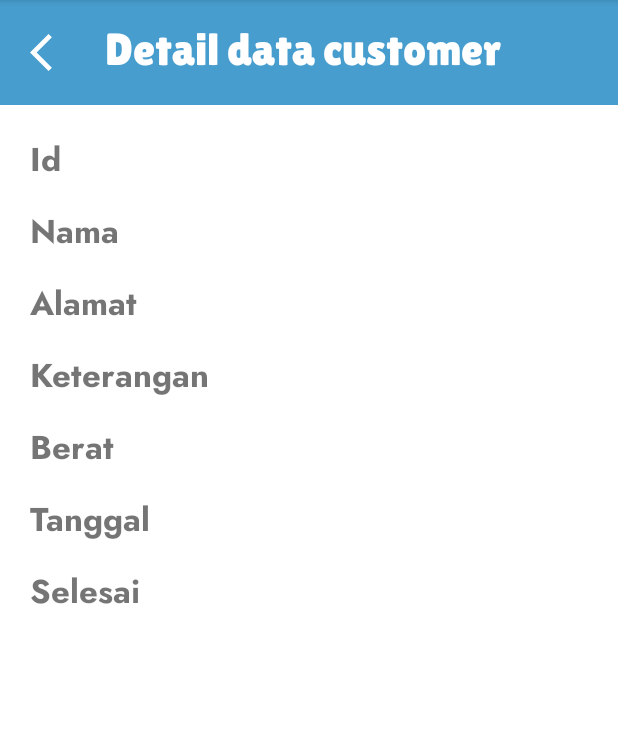
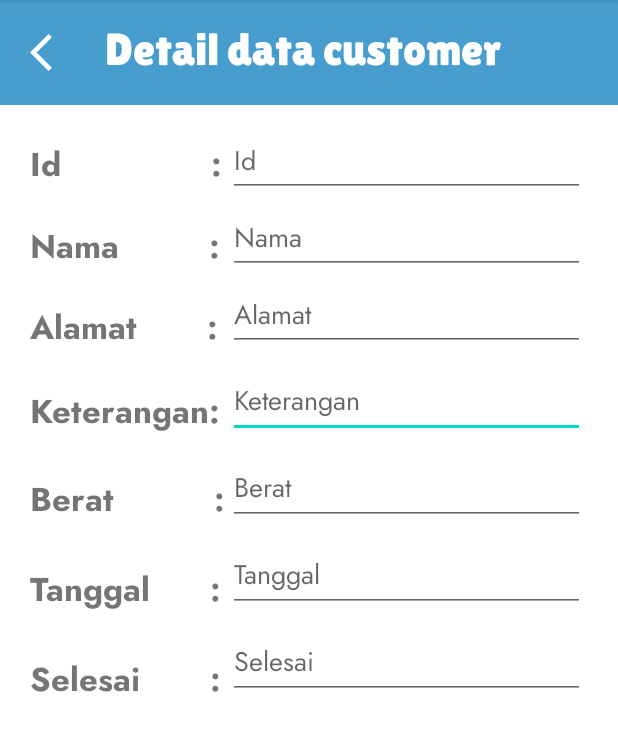
Before and after one commit to pysceseu/PROJEK_KEL5_XIIPPLG3, an Android app: the detailcustomer screen opened directly, with no data from a screen before it, on a phone screen of 412 x 824 dp, the part 84-835 px from its top. Run offline under Robolectric (Android 15) with nearby library versions, the phone set to English and light mode, and no system bars; Roboto replaces fonts that are not available here.

Commit message:
membuat activity detailCust

```diff
--- a/app/src/main/res/layout/activity_detailcustomer.xml
+++ b/app/src/main/res/layout/activity_detailcustomer.xml
@@ -6,13 +6,65 @@
     android:layout_height="match_parent"
     tools:context=".detailcustomer">
 
+    <EditText
+        android:id="@+id/editTextTextPersonName16"
+        android:layout_width="238dp"
+        android:layout_height="48dp"
+        android:layout_marginTop="10dp"
+        android:layout_marginEnd="22dp"
+        android:ems="10"
+        android:hint="Keterangan"
+        android:fontFamily="@font/jost"
+        android:inputType="textPersonName"
+        app:layout_constraintEnd_toEndOf="parent"
+        app:layout_constraintTop_toBottomOf="@+id/editTextTextPersonName15" />
+
+    <EditText
+        android:id="@+id/editTextTextPersonName17"
+        android:layout_width="238dp"
+        android:layout_height="48dp"
+        android:layout_marginTop="10dp"
+        android:layout_marginEnd="22dp"
+        android:ems="10"
+        android:hint="Berat"
+        android:fontFamily="@font/jost"
+        android:inputType="textPersonName"
+        app:layout_constraintEnd_toEndOf="parent"
+        app:layout_constraintTop_toBottomOf="@+id/editTextTextPersonName16" />
+
+    <EditText
+        android:id="@+id/editTextTextPersonName18"
+        android:layout_width="238dp"
+        android:layout_height="48dp"
+        android:layout_marginTop="10dp"
+        android:layout_marginEnd="22dp"
+        android:ems="10"
+        android:hint="Tanggal"
+        android:fontFamily="@font/jost"
+        android:inputType="textPersonName"
+        app:layout_constraintEnd_toEndOf="parent"
+        app:layout_constraintTop_toBottomOf="@+id/editTextTextPersonName17" />
+
+    <EditText
+        android:id="@+id/editTextTextPersonName19"
+        android:layout_width="238dp"
+        android:layout_height="48dp"
+        android:layout_marginTop="10dp"
+        android:layout_marginEnd="22dp"
+        android:ems="10"
+        android:hint="Selesai"
+        android:fontFamily="@font/jost"
+        android:inputType="textPersonName"
+        app:layout_constraintEnd_toEndOf="parent"
+        app:layout_constraintTop_toBottomOf="@+id/editTextTextPersonName18" />
+
     <TextView
         android:id="@+id/textView13"
         android:layout_width="wrap_content"
         android:layout_height="wrap_content"
-        android:layout_marginTop="15dp"
+        android:layout_marginTop="27dp"
         android:fontFamily="@font/jost_bold"
-        android:text="Selesai"
+        android:text="Selesai       :"
         android:textSize="22dp"
         app:layout_constraintStart_toStartOf="@+id/textView12"
         app:layout_constraintTop_toBottomOf="@+id/textView12" />
@@ -21,9 +73,9 @@
         android:id="@+id/textView12"
         android:layout_width="wrap_content"
         android:layout_height="wrap_content"
-        android:layout_marginTop="15dp"
+        android:layout_marginTop="27dp"
         android:fontFamily="@font/jost_bold"
-        android:text="Tanggal"
+        android:text="Tanggal      :"
         android:textSize="22dp"
         app:layout_constraintStart_toStartOf="@+id/textView11"
         app:layout_constraintTop_toBottomOf="@+id/textView11" />
@@ -32,9 +84,9 @@
         android:id="@+id/textView11"
         android:layout_width="wrap_content"
         android:layout_height="wrap_content"
-        android:layout_marginTop="15dp"
+        android:layout_marginTop="26dp"
         android:fontFamily="@font/jost_bold"
-        android:text="Berat"
+        android:text="Berat          :"
         android:textSize="22dp"
         app:layout_constraintStart_toStartOf="@+id/textView10"
         app:layout_constraintTop_toBottomOf="@+id/textView10" />
@@ -43,9 +95,9 @@
         android:id="@+id/textView10"
         android:layout_width="wrap_content"
         android:layout_height="wrap_content"
-        android:layout_marginTop="15dp"
+        android:layout_marginTop="23dp"
         android:fontFamily="@font/jost_bold"
-        android:text="Keterangan"
+        android:text="Keterangan:"
         android:textSize="22dp"
         app:layout_constraintStart_toStartOf="@+id/textView7"
         app:layout_constraintTop_toBottomOf="@+id/textView7" />
@@ -54,9 +106,9 @@
         android:id="@+id/textView8"
         android:layout_width="wrap_content"
         android:layout_height="wrap_content"
-        android:layout_marginTop="15dp"
+        android:layout_marginTop="22dp"
         android:fontFamily="@font/jost_bold"
-        android:text="Nama"
+        android:text="Nama         :"
         android:textSize="22dp"
         app:layout_constraintStart_toStartOf="@+id/textView4"
         app:layout_constraintTop_toBottomOf="@+id/textView4" />
@@ -65,9 +117,9 @@
         android:id="@+id/textView7"
         android:layout_width="wrap_content"
         android:layout_height="wrap_content"
-        android:layout_marginTop="15dp"
+        android:layout_marginTop="21dp"
         android:fontFamily="@font/jost_bold"
-        android:text="Alamat"
+        android:text="Alamat       :"
         android:textSize="22dp"
         app:layout_constraintStart_toStartOf="@+id/textView8"
         app:layout_constraintTop_toBottomOf="@+id/textView8" />
@@ -109,11 +161,50 @@
         android:layout_width="wrap_content"
         android:layout_height="wrap_content"
         android:layout_marginStart="20dp"
-        android:layout_marginTop="20dp"
+        android:layout_marginTop="23dp"
         android:fontFamily="@font/jost_bold"
-        android:text="Id"
+        android:text="Id               :"
         android:textSize="22dp"
         app:layout_constraintStart_toStartOf="parent"
         app:layout_constraintTop_toBottomOf="@+id/constraintLayout2" />
 
+    <EditText
+        android:id="@+id/editTextTextPersonName13"
+        android:layout_width="238dp"
+        android:layout_height="41dp"
+        android:layout_marginTop="20dp"
+        android:layout_marginEnd="22dp"
+        android:ems="10"
+        android:hint="Id"
+        android:fontFamily="@font/jost"
+        android:inputType="textPersonName"
+        app:layout_constraintEnd_toEndOf="parent"
+        app:layout_constraintTop_toBottomOf="@+id/constraintLayout2" />
+
+    <EditText
+        android:id="@+id/editTextTextPersonName14"
+        android:layout_width="238dp"
+        android:layout_height="41dp"
+        android:layout_marginTop="10dp"
+        android:layout_marginEnd="22dp"
+        android:ems="10"
+        android:hint="Nama"
+        android:fontFamily="@font/jost"
+        android:inputType="textPersonName"
+        app:layout_constraintEnd_toEndOf="parent"
+        app:layout_constraintTop_toBottomOf="@+id/editTextTextPersonName13" />
+
+    <EditText
+        android:id="@+id/editTextTextPersonName15"
+        android:layout_width="238dp"
+        android:layout_height="41dp"
+        android:layout_marginTop="10dp"
+        android:layout_marginEnd="22dp"
+        android:ems="10"
+        android:hint="Alamat"
+        android:fontFamily="@font/jost"
+        android:inputType="textPersonName"
+        app:layout_constraintEnd_toEndOf="parent"
+        app:layout_constraintTop_toBottomOf="@+id/editTextTextPersonName14" />
+
 </androidx.constraintlayout.widget.ConstraintLayout>
```
